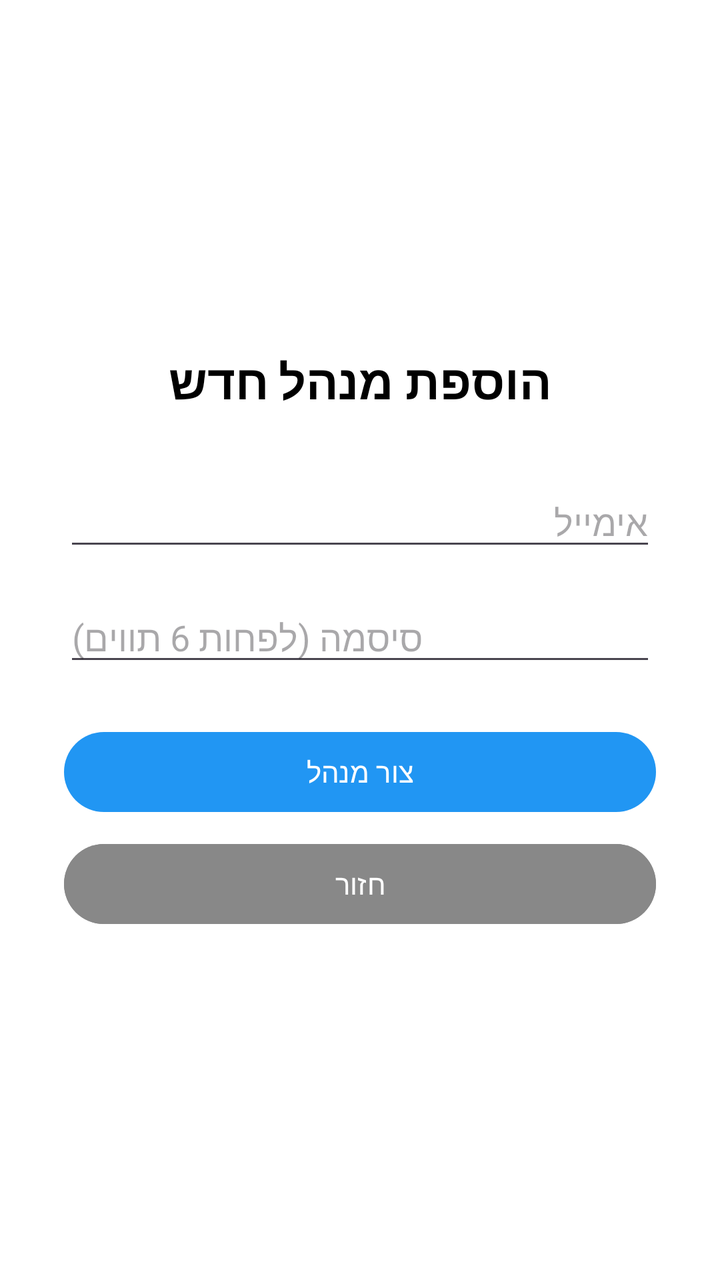
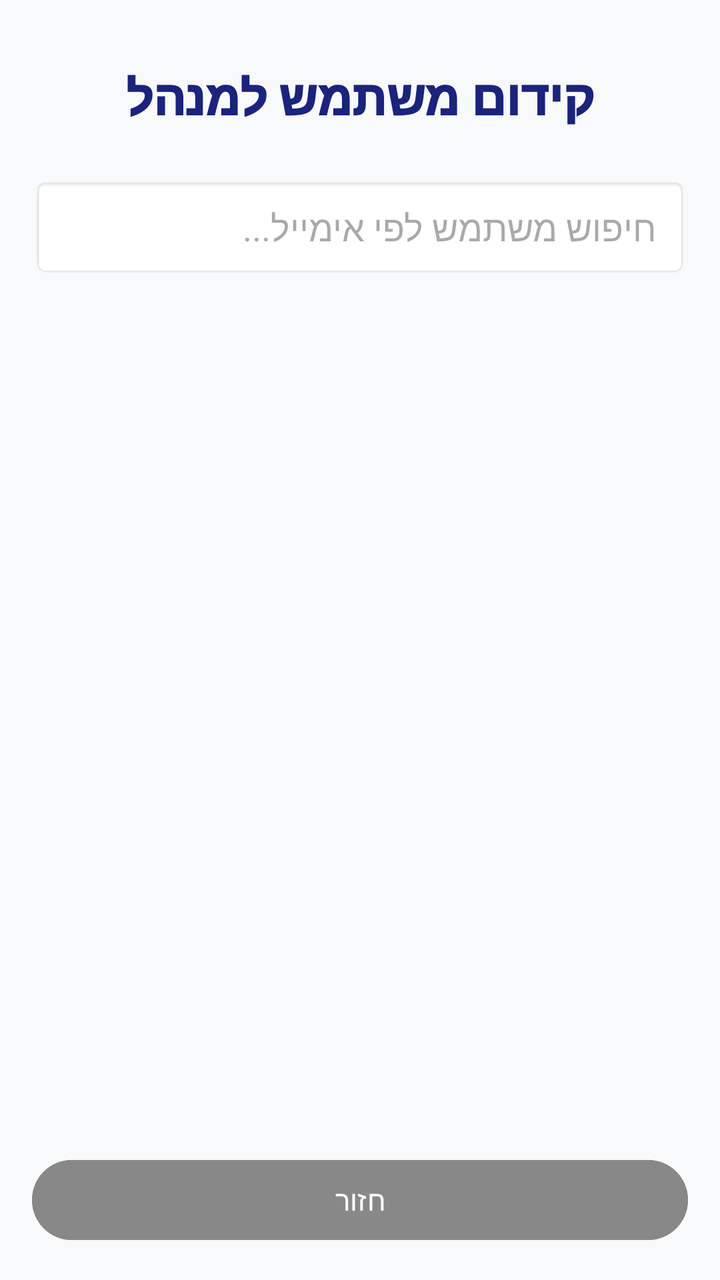

An Android layout rendered at two revisions. The XML below is the earlier revision; the diff shows what the commit changed to produce the second picture.
<!-- AndroidManifest.xml: application theme Theme.Gym_calender10 -->
<!-- res/layout/activity_add_admin.xml -->
<?xml version="1.0" encoding="utf-8"?>
<LinearLayout xmlns:android="http://schemas.android.com/apk/res/android"
    android:layout_width="match_parent"
    android:layout_height="match_parent"
    android:orientation="vertical"
    android:padding="32dp"
    android:gravity="center">

    <TextView
        android:layout_width="wrap_content"
        android:layout_height="wrap_content"
        android:text="הוספת מנהל חדש"
        android:textSize="24sp"
        android:textStyle="bold"
        android:layout_marginBottom="32dp"/>

    <EditText
        android:id="@+id/etAdminEmail"
        android:layout_width="match_parent"
        android:layout_height="wrap_content"
        android:hint="אימייל"
        android:inputType="textEmailAddress"
        android:layout_marginBottom="16dp"/>

    <EditText
        android:id="@+id/etAdminPassword"
        android:layout_width="match_parent"
        android:layout_height="wrap_content"
        android:hint="סיסמה (לפחות 6 תווים)"
        android:inputType="textPassword"
        android:layout_marginBottom="24dp"/>

    <Button
        android:id="@+id/btnCreateAdmin"
        android:layout_width="match_parent"
        android:layout_height="wrap_content"
        android:text="צור מנהל"/>

    <Button
        android:id="@+id/btnBackFromAdmin"
        android:layout_width="match_parent"
        android:layout_height="wrap_content"
        android:text="חזור"
        android:layout_marginTop="8dp"
        android:backgroundTint="#888888"/>

</LinearLayout>
<!-- resources referenced by this layout -->
<resources>
  <style name="Theme.Gym_calender10" parent="Theme.Material3.Light.NoActionBar">
          <item name="android:colorBackground">#FFFFFF</item>
          <item name="android:textColor">#000000</item>
          <item name="colorPrimary">#2196F3</item>
          <item name="colorPrimaryDark">#1976D2</item>
          <item name="colorAccent">#03A9F4</item>
      </style>
</resources>

<!-- the commit's change to res/layout/activity_add_admin.xml (unified diff, before → after) -->
@@ -1,47 +1,68 @@
 <?xml version="1.0" encoding="utf-8"?>
-<LinearLayout xmlns:android="http://schemas.android.com/apk/res/android"
+<androidx.constraintlayout.widget.ConstraintLayout xmlns:android="http://schemas.android.com/apk/res/android"
+    xmlns:app="http://schemas.android.com/apk/res-auto"
+    xmlns:tools="http://schemas.android.com/tools"
     android:layout_width="match_parent"
     android:layout_height="match_parent"
-    android:orientation="vertical"
-    android:padding="32dp"
-    android:gravity="center">
+    android:background="#F8F9FA"
+    android:padding="16dp">
 
     <TextView
+        android:id="@+id/tvHeader"
         android:layout_width="wrap_content"
         android:layout_height="wrap_content"
-        android:text="הוספת מנהל חדש"
+        android:layout_marginTop="16dp"
+        android:fontFamily="sans-serif-black"
+        android:text="קידום משתמש למנהל"
+        android:textColor="#1A237E"
         android:textSize="24sp"
-        android:textStyle="bold"
-        android:layout_marginBottom="32dp"/>
+        app:layout_constraintEnd_toEndOf="parent"
+        app:layout_constraintStart_toStartOf="parent"
+        app:layout_constraintTop_toTopOf="parent" />
 
     <EditText
-        android:id="@+id/etAdminEmail"
+        android:id="@+id/etSearchUser"
+        android:layout_width="0dp"
+        android:layout_height="50dp"
+        android:layout_marginTop="24dp"
+        android:background="@android:drawable/editbox_background_normal"
+        android:hint="חיפוש משתמש לפי אימייל..."
+        android:inputType="textEmailAddress"
+        android:paddingHorizontal="16dp"
+        app:layout_constraintEnd_toEndOf="parent"
+        app:layout_constraintStart_toStartOf="parent"
+        app:layout_constraintTop_toBottomOf="@+id/tvHeader" />
+
+    <androidx.recyclerview.widget.RecyclerView
+        android:id="@+id/rcUsers"
+        android:layout_width="0dp"
+        android:layout_height="0dp"
+        android:layout_marginTop="16dp"
+        android:clipToPadding="false"
+        app:layout_constraintBottom_toTopOf="@+id/btnPromoteAdmin"
+        app:layout_constraintEnd_toEndOf="parent"
+        app:layout_constraintStart_toStartOf="parent"
+        app:layout_constraintTop_toBottomOf="@+id/etSearchUser" />
+
+    <Button
+        android:id="@+id/btnPromoteAdmin"
         android:layout_width="match_parent"
         android:layout_height="wrap_content"
-        android:hint="אימייל"
-        android:inputType="textEmailAddress"
-        android:layout_marginBottom="16dp"/>
-
-    <EditText
-        android:id="@+id/etAdminPassword"
-        android:layout_width="match_parent"
-        android:layout_height="wrap_content"
-        android:hint="סיסמה (לפחות 6 תווים)"
-        android:inputType="textPassword"
-        android:layout_marginBottom="24dp"/>
-
-    <Button
-        android:id="@+id/btnCreateAdmin"
-        android:layout_width="match_parent"
-        android:layout_height="wrap_content"
-        android:text="צור מנהל"/>
+        android:layout_marginBottom="8dp"
+        android:text="הפוך למנהל"
+        android:visibility="gone"
+        app:layout_constraintBottom_toTopOf="@+id/btnBackFromAdmin"
+        app:layout_constraintEnd_toEndOf="parent"
+        app:layout_constraintStart_toStartOf="parent" />
 
     <Button
         android:id="@+id/btnBackFromAdmin"
         android:layout_width="match_parent"
         android:layout_height="wrap_content"
+        android:backgroundTint="#888888"
         android:text="חזור"
-        android:layout_marginTop="8dp"
-        android:backgroundTint="#888888"/>
+        app:layout_constraintBottom_toBottomOf="parent"
+        app:layout_constraintEnd_toEndOf="parent"
+        app:layout_constraintStart_toStartOf="parent" />
 
-</LinearLayout>
+</androidx.constraintlayout.widget.ConstraintLayout>
